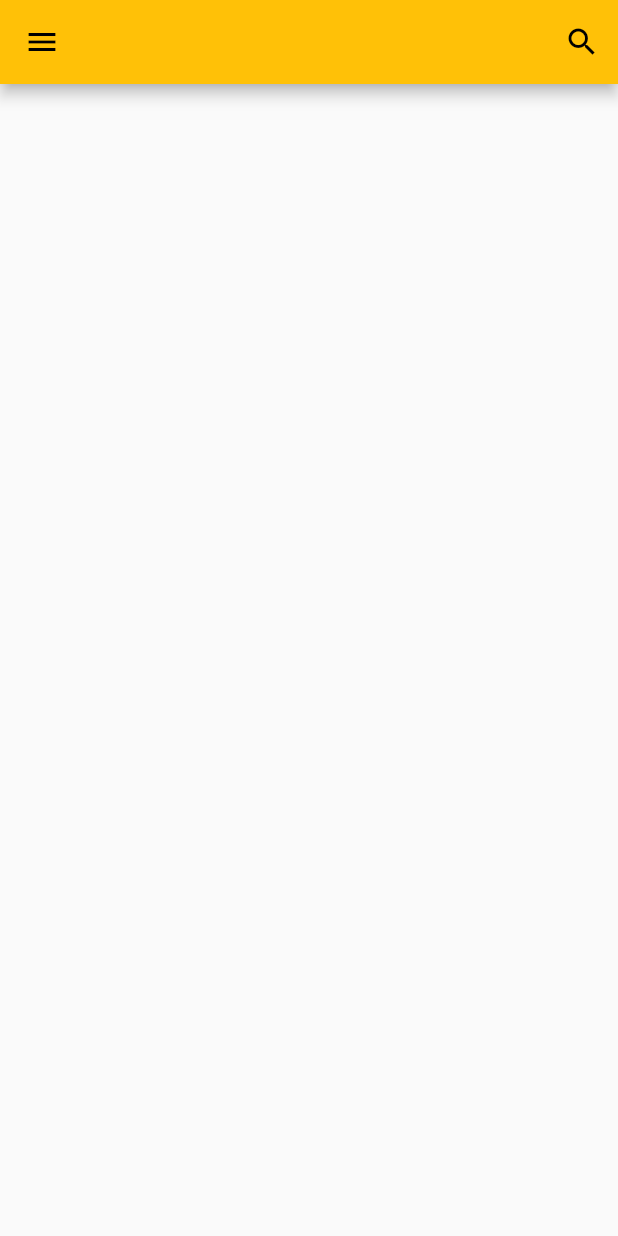
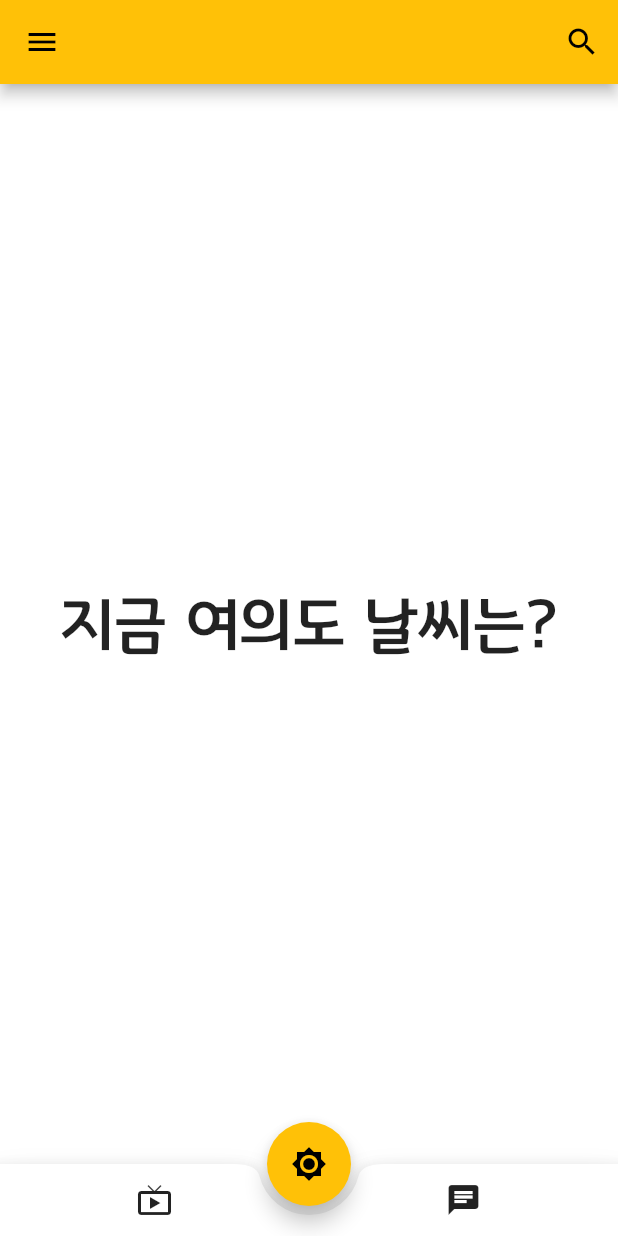
Before and after one commit to bbanderson/flutter_teamApp_rejoicer, a Flutter app: the screen it shows once a user with an empty profile is signed in, on a phone screen of 412 x 824 dp. Run offline on Flutter 3.47's test engine with Material 2 defaults, Android fonts, the phone set to English and light mode, and no system bars; our stand-ins replace chewie, firebase_auth, fluttertoast, video_player; accounts and stored records are empty; network calls fail.

Commit message:
added bottom nav

```diff
--- a/lib/screens/main_page.dart
+++ b/lib/screens/main_page.dart
@@ -2,6 +2,7 @@ import 'dart:ui';
 
 import 'package:firebase_auth/firebase_auth.dart';
 import 'package:firebase_auth_login_youtube/screens/login.dart';
+import 'package:flutter/gestures.dart';
 import 'package:flutter/material.dart';
 import 'package:fluttertoast/fluttertoast.dart';
 import 'package:firebase_auth_login_youtube/main.dart';
@@ -22,9 +23,34 @@ class _MainPageState extends State<MainPage> {
 
   Color _color = Colors.orange[200];
 
+  int _selectedIndex = 1;
+
+  static List<Widget> _widgetOptions = <Widget>[
+//    Container(
+//      color: Colors.redAccent,
+//    ),
+//    Container(
+//      color: Colors.greenAccent,
+//    ),
+//    Container(
+//      color: Colors.blueAccent,
+//    ),
+      Center(child: Text('Pneuma Live', textScaleFactor: 3,)),
+      Center(child: Text('지금 여의도 날씨는?', textScaleFactor: 3,)),
+      Center(child: Text('Chat', textScaleFactor: 3,)),
+
+  ];
+
+  void _onItemTapped(int index) {
+    setState(() {
+      _selectedIndex = index;
+    });
+  }
+
   @override
   Widget build(BuildContext context) {
     return Scaffold(
+      backgroundColor: Colors.white,
       appBar: AppBar(
         title: Text(widget.email),
         actions: <Widget>[
@@ -214,7 +240,42 @@ class _MainPageState extends State<MainPage> {
           ],
         ),
       ),
-//      body:
+
+
+      body: IndexedStack(
+        index: _selectedIndex,
+          children: _widgetOptions,
+      ),
+
+      floatingActionButton: FloatingActionButton(
+        onPressed: () => _onItemTapped(1),
+        child: Icon(Icons.brightness_high),
+      ),
+      floatingActionButtonLocation: FloatingActionButtonLocation.centerDocked,
+      bottomNavigationBar: BottomAppBar(
+        shape: CircularNotchedRectangle(),
+        notchMargin: 6,
+        child: Row(
+          mainAxisAlignment: MainAxisAlignment.spaceAround,
+          mainAxisSize: MainAxisSize.max,
+          children: <Widget>[
+            IconButton(
+                icon: Icon(Icons.live_tv),
+                onPressed: () => _onItemTapped(0),
+
+            ),
+//            IconButton(
+//                icon: Icon(Icons.brightness_high),
+//                onPressed: () => _onItemTapped(1),
+//            ),
+            IconButton(
+                icon: Icon(Icons.chat),
+                onPressed: () => _onItemTapped(2),
+            ),
+
+          ],
+        ),
+      ),
 //      Center(
 //        child: FlatButton(onPressed: () {
 //          FirebaseAuth.instance.signOut();
@@ -224,6 +285,22 @@ class _MainPageState extends State<MainPage> {
 //            child: Text("Log Out"))
     );
 
+  }
+
+  BottomNavigationBar mainPageButtonNavigationBar() {
+    return BottomNavigationBar(
+      type: BottomNavigationBarType.shifting,
+      unselectedItemColor: Colors.black,
+      selectedItemColor: Colors.amber,
+      onTap: _onItemTapped,
+      currentIndex: _selectedIndex,
+      items: <BottomNavigationBarItem>[
+        BottomNavigationBarItem(icon: Icon(Icons.live_tv), title: Text('LIVE')),
+        BottomNavigationBarItem(icon: Icon(Icons.brightness_high), title: Text('WEATHER')),
+        BottomNavigationBarItem(icon: Icon(Icons.chat), title: Text('CHAT')),
+
+      ],
+    );
   }
 }
 
```
